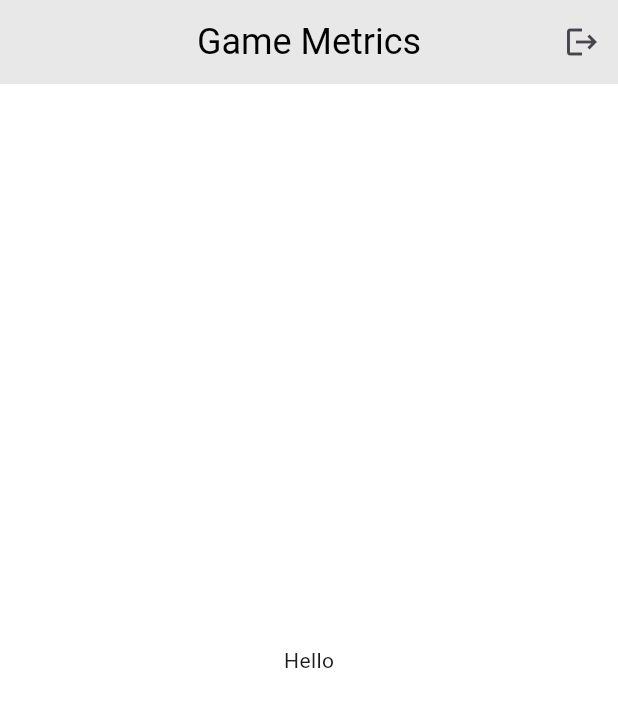
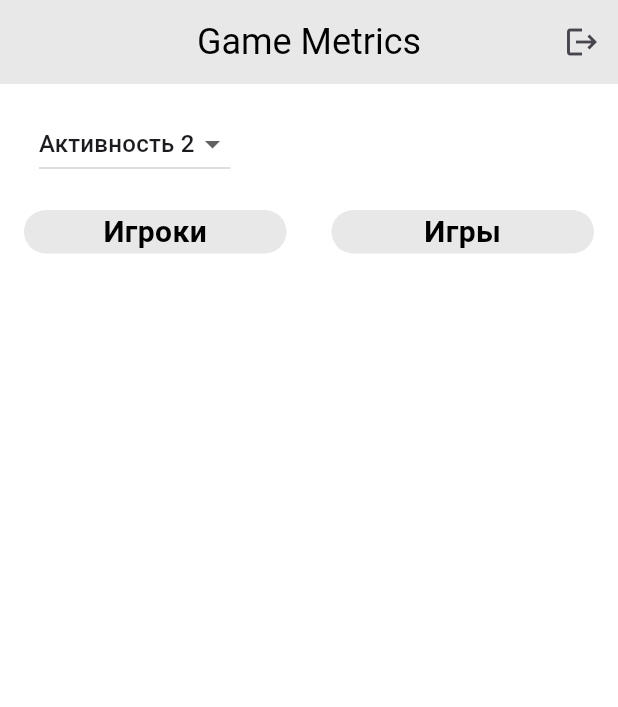
Before and after one commit to ZipS1/game-metrics-mobile-app, a Flutter app: the HomePage screen opened directly, on a phone screen of 412 x 824 dp. Shown: the top 707 px of the screen. Run offline on Flutter 3.47's test engine with Material 3 defaults, Android fonts, the phone set to English and light mode, and no system bars; our stand-ins replace flutter_secure_storage; accounts and stored records are empty; network calls fail.

Commit message:
feat: main page prototype

```diff
--- a/lib/common/global/client_service.dart
+++ b/lib/common/global/client_service.dart
@@ -5,7 +5,7 @@ import 'package:flutter_secure_storage/flutter_secure_storage.dart';
 import 'package:game_metrics_mobile_app/common/service_pages/server_unavailable_page.dart';
 import 'package:game_metrics_mobile_app/config/environment.dart';
 import 'package:game_metrics_mobile_app/features/auth/pages/login_page.dart';
-import 'package:game_metrics_mobile_app/pages/home.dart';
+import 'package:game_metrics_mobile_app/features/home/pages/home.dart';
 import 'package:http/http.dart' as http;
 
 class ClientService {
--- a/lib/features/auth/pages/landing_page.dart
+++ b/lib/features/auth/pages/landing_page.dart
@@ -1,7 +1,7 @@
 import 'package:flutter/material.dart';
 import 'package:game_metrics_mobile_app/common/global/route_observer.dart';
 import 'package:game_metrics_mobile_app/common/global/client_service.dart';
-import 'package:game_metrics_mobile_app/pages/home.dart';
+import 'package:game_metrics_mobile_app/features/home/pages/home.dart';
 
 class LandingPage extends StatefulWidget {
   const LandingPage({super.key});
@@ -43,7 +43,7 @@ class _LandingPageState extends State<LandingPage> with RouteAware {
     if (!isAuthenticated) return;
     Navigator.pushAndRemoveUntil(
       context,
-      MaterialPageRoute(builder: (_) => const HomePage()),
+      MaterialPageRoute(builder: (_) => HomePage()),
       (Route<dynamic> route) => false,
     );
   }
--- /dev/null
+++ b/lib/features/home/pages/home.dart
@@ -0,0 +1,88 @@
+import 'package:flutter/material.dart';
+import 'package:game_metrics_mobile_app/common/colors.dart';
+import 'package:game_metrics_mobile_app/common/styles/title_text_style.dart';
+import 'package:game_metrics_mobile_app/common/widgets/app_bar.dart';
+import 'package:game_metrics_mobile_app/common/widgets/box_decoration.dart';
+
+class HomePage extends StatefulWidget {
+  const HomePage({super.key});
+
+  @override
+  State<HomePage> createState() => _HomePageState();
+}
+
+class _HomePageState extends State<HomePage> {
+  String selectedValue = 'Активность 2';
+
+  @override
+  Widget build(BuildContext context) {
+    return Scaffold(
+        appBar: appBar(),
+        backgroundColor: gmPrimaryBackgroundColor,
+        body: Padding(
+          padding: EdgeInsets.all(16),
+          child: Column(
+            crossAxisAlignment: CrossAxisAlignment.start,
+            spacing: 20,
+            children: [
+              DropdownButton<String>(
+                padding: EdgeInsets.only(left: 10),
+                value: selectedValue,
+                items: ['Активность 1', 'Активность 2']
+                    .map((String value) => DropdownMenuItem<String>(
+                          value: value,
+                          child: Text(value),
+                        ))
+                    .toList(),
+                onChanged: (value) {
+                  setState(() {
+                    selectedValue = value!;
+                  });
+                },
+              ),
+              Row(
+                mainAxisAlignment: MainAxisAlignment.spaceBetween,
+                crossAxisAlignment: CrossAxisAlignment.center,
+                spacing: 30,
+                children: [
+                  Expanded(
+                    child: Column(
+                      mainAxisAlignment: MainAxisAlignment.start,
+                      crossAxisAlignment: CrossAxisAlignment.center,
+                      children: [
+                        Container(
+                          width: double.infinity,
+                          decoration: gmBoxDecoration(),
+                          child: Text(
+                            "Игроки",
+                            style: gmTitleTextStyle(),
+                            textAlign: TextAlign.center,
+                          ),
+                        )
+                      ],
+                    ),
+                  ),
+                  Expanded(
+                    child: Column(
+                      mainAxisAlignment: MainAxisAlignment.start,
+                      crossAxisAlignment: CrossAxisAlignment.center,
+                      children: [
+                        Container(
+                          width: double.infinity,
+                          decoration: gmBoxDecoration(),
+                          child: Text(
+                            "Игры",
+                            style: gmTitleTextStyle(),
+                            textAlign: TextAlign.center,
+                          ),
+                        )
+                      ],
+                    ),
+                  )
+                ],
+              ),
+            ],
+          ),
+        ));
+  }
+}
--- a/lib/pages/home.dart
+++ /dev/null
@@ -1,17 +0,0 @@
-import 'package:flutter/material.dart';
-import 'package:game_metrics_mobile_app/common/colors.dart';
-import 'package:game_metrics_mobile_app/common/widgets/app_bar.dart';
-
-class HomePage extends StatelessWidget {
-  const HomePage({super.key});
-
-  @override
-  Widget build(BuildContext context) {
-    return Scaffold(
-        appBar: appBar(),
-        backgroundColor: gmPrimaryBackgroundColor,
-        body: Center(
-          child: Text("Hello"),
-        ));
-  }
-}
```
